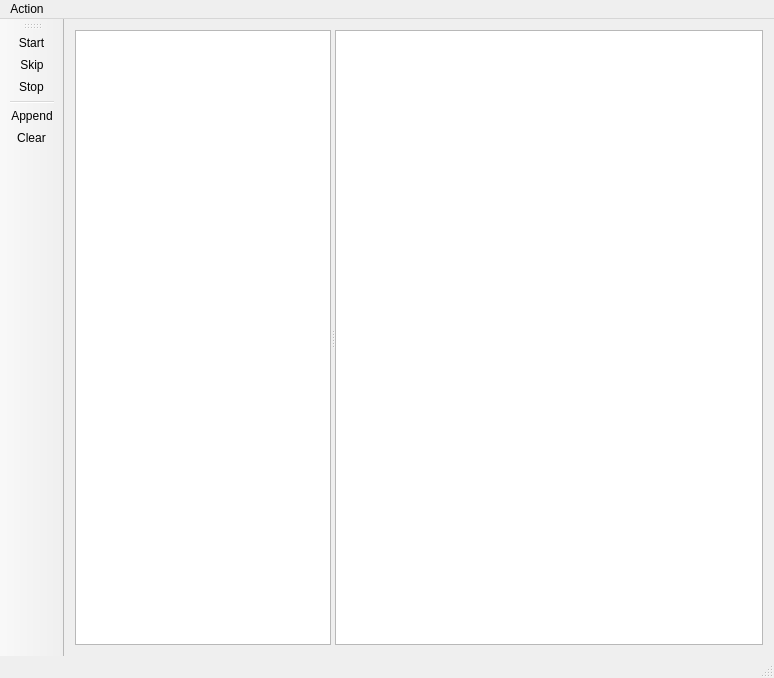
First picture: the form in MainWindow.ui, repository igoriok/domaincomparer, before the edit.
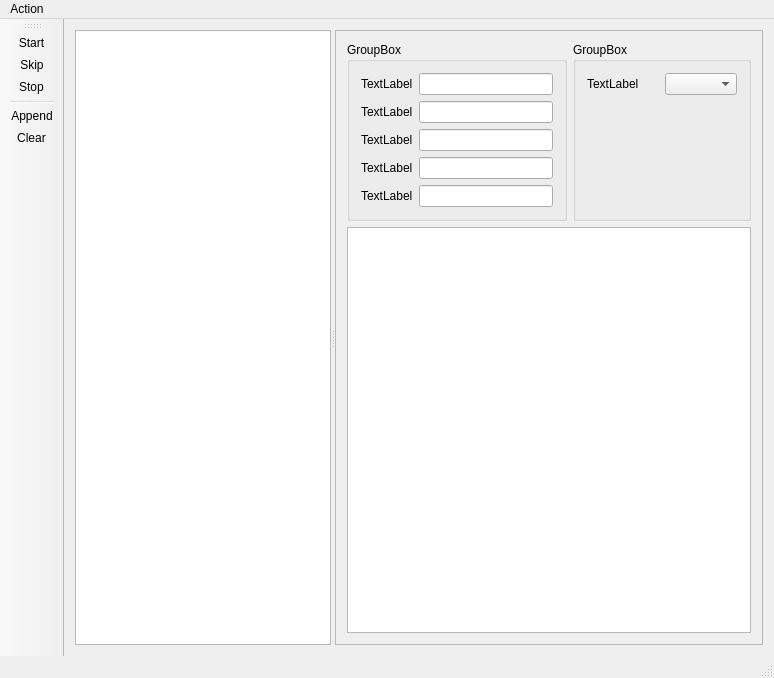
Second picture: the form after the edit.

What changed in the file:
```diff
--- a/MainWindow.ui
+++ b/MainWindow.ui
@@ -20,17 +20,132 @@
       <property name="orientation">
        <enum>Qt::Horizontal</enum>
       </property>
-      <widget class="QListView" name="listView"/>
-      <widget class="QTableView" name="tableView">
+      <widget class="QListView" name="listView_Domains"/>
+      <widget class="QFrame" name="frame">
        <property name="sizePolicy">
-        <sizepolicy hsizetype="Expanding" vsizetype="Expanding">
+        <sizepolicy hsizetype="Preferred" vsizetype="Preferred">
          <horstretch>1</horstretch>
          <verstretch>0</verstretch>
         </sizepolicy>
        </property>
-       <property name="sortingEnabled">
-        <bool>true</bool>
+       <property name="frameShape">
+        <enum>QFrame::StyledPanel</enum>
        </property>
+       <property name="frameShadow">
+        <enum>QFrame::Raised</enum>
+       </property>
+       <layout class="QGridLayout" name="gridLayout">
+        <item row="0" column="0">
+         <widget class="QGroupBox" name="groupBox">
+          <property name="title">
+           <string>GroupBox</string>
+          </property>
+          <layout class="QGridLayout" name="gridLayout_2">
+           <item row="2" column="0">
+            <widget class="QLabel" name="label">
+             <property name="text">
+              <string>TextLabel</string>
+             </property>
+            </widget>
+           </item>
+           <item row="3" column="0">
+            <widget class="QLabel" name="label_2">
+             <property name="text">
+              <string>TextLabel</string>
+             </property>
+            </widget>
+           </item>
+           <item row="4" column="0">
+            <widget class="QLabel" name="label_3">
+             <property name="text">
+              <string>TextLabel</string>
+             </property>
+            </widget>
+           </item>
+           <item row="2" column="1">
+            <widget class="QLineEdit" name="lineEdit"/>
+           </item>
+           <item row="3" column="1">
+            <widget class="QLineEdit" name="lineEdit_2"/>
+           </item>
+           <item row="4" column="1">
+            <widget class="QLineEdit" name="lineEdit_3"/>
+           </item>
+           <item row="1" column="0">
+            <widget class="QLabel" name="label_5">
+             <property name="text">
+              <string>TextLabel</string>
+             </property>
+            </widget>
+           </item>
+           <item row="1" column="1">
+            <widget class="QLineEdit" name="lineEdit_State"/>
+           </item>
+           <item row="0" column="0">
+            <widget class="QLabel" name="label_6">
+             <property name="text">
+              <string>TextLabel</string>
+             </property>
+            </widget>
+           </item>
+           <item row="0" column="1">
+            <widget class="QLineEdit" name="lineEdit_Host"/>
+           </item>
+          </layout>
+         </widget>
+        </item>
+        <item row="1" column="0" colspan="2">
+         <widget class="QTableView" name="tableView_Links">
+          <property name="sizePolicy">
+           <sizepolicy hsizetype="Expanding" vsizetype="Expanding">
+            <horstretch>0</horstretch>
+            <verstretch>1</verstretch>
+           </sizepolicy>
+          </property>
+          <property name="editTriggers">
+           <set>QAbstractItemView::NoEditTriggers</set>
+          </property>
+          <property name="horizontalScrollMode">
+           <enum>QAbstractItemView::ScrollPerPixel</enum>
+          </property>
+          <property name="sortingEnabled">
+           <bool>true</bool>
+          </property>
+         </widget>
+        </item>
+        <item row="0" column="1">
+         <widget class="QGroupBox" name="groupBox_2">
+          <property name="title">
+           <string>GroupBox</string>
+          </property>
+          <layout class="QGridLayout" name="gridLayout_3">
+           <item row="0" column="0">
+            <widget class="QLabel" name="label_4">
+             <property name="text">
+              <string>TextLabel</string>
+             </property>
+            </widget>
+           </item>
+           <item row="0" column="1">
+            <widget class="QComboBox" name="comboBox"/>
+           </item>
+           <item row="1" column="0">
+            <spacer name="verticalSpacer">
+             <property name="orientation">
+              <enum>Qt::Vertical</enum>
+             </property>
+             <property name="sizeHint" stdset="0">
+              <size>
+               <width>72</width>
+               <height>56</height>
+              </size>
+             </property>
+            </spacer>
+           </item>
+          </layout>
+         </widget>
+        </item>
+       </layout>
       </widget>
      </widget>
     </item>
```
Left out of the diff: 2 changed lines with no effect on the pictures.
